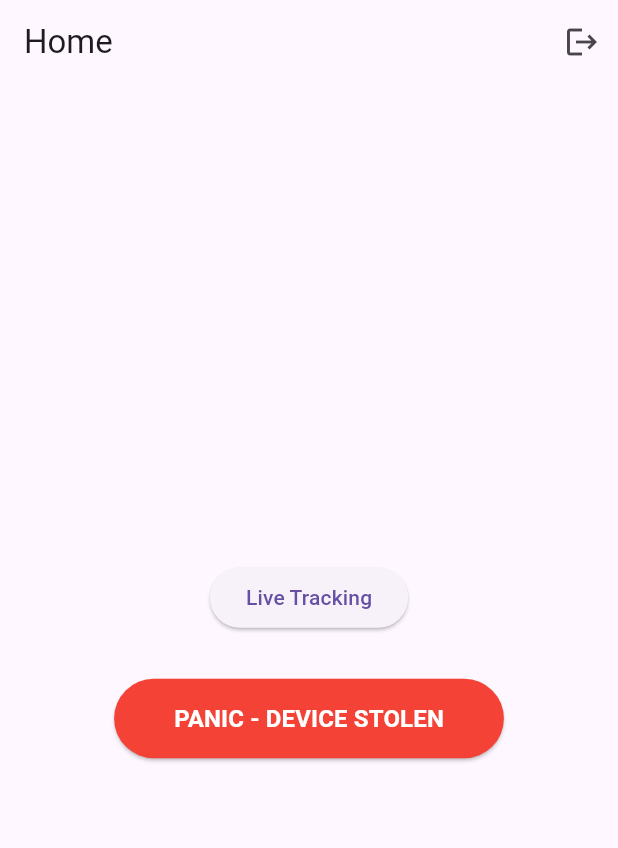
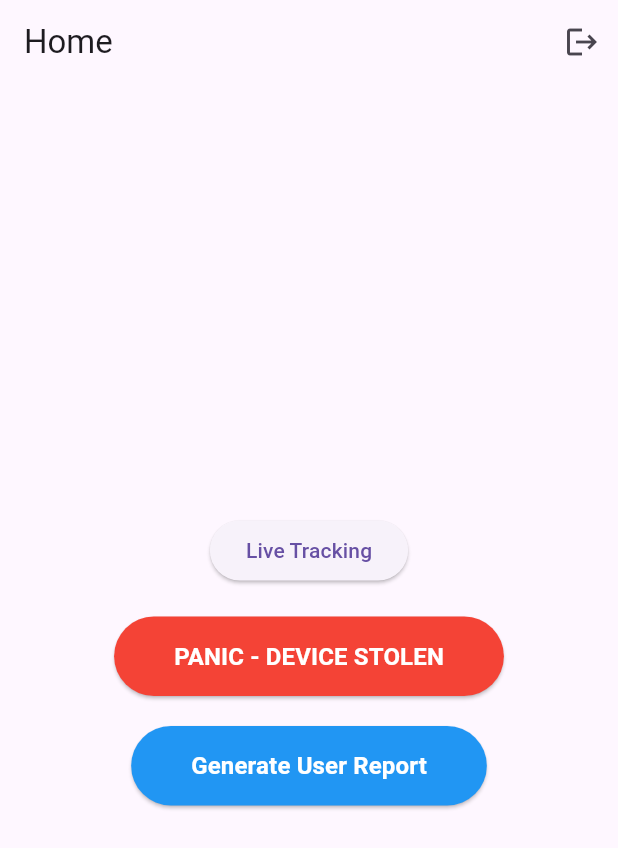
Before and after one commit to MATHUR007/Anti_Theft_App, a Flutter app: the HomeScreen screen opened directly, on a phone screen of 412 x 824 dp. Shown: the top 848 px of the screen. Run offline on Flutter 3.47's test engine with Material 3 defaults, Android fonts, the phone set to English and light mode, and no system bars; our stand-ins replace cloud_firestore, cloud_functions, connectivity_plus, firebase_auth, firebase_core, geolocator and 3 more; accounts and stored records are empty.

Commit message:
Generate report functionality done

```diff
--- a/lib/screens/home_screen.dart
+++ b/lib/screens/home_screen.dart
@@ -1,5 +1,6 @@
 import 'package:flutter/material.dart';
 import 'package:firebase_auth/firebase_auth.dart';
+import 'UserReportScreen.dart';
 import 'LiveTrackingScreen.dart';
 import 'EmergencyScreen.dart';
 
@@ -31,7 +32,7 @@ class HomeScreen extends StatelessWidget {
               },
               child: Text('Live Tracking'),
             ),
-            SizedBox(height: 30),
+            SizedBox(height: 20),
             ElevatedButton(
               onPressed: () {
                 Navigator.push(
@@ -54,6 +55,27 @@ class HomeScreen extends StatelessWidget {
                 ),
               ),
             ),
+            SizedBox(height: 20),
+            ElevatedButton(
+              onPressed: () {
+                Navigator.push(
+                  context,
+                  MaterialPageRoute(builder: (context) => UserReportScreen()),
+                );
+              },
+              style: ElevatedButton.styleFrom(
+                backgroundColor: Colors.blue,
+                padding: EdgeInsets.symmetric(horizontal: 40, vertical: 15),
+              ),
+              child: Text(
+                'Generate User Report',
+                style: TextStyle(
+                  color: Colors.white,
+                  fontSize: 16,
+                  fontWeight: FontWeight.bold,
+                ),
+              ),
+            ),
           ],
         ),
       ),
--- a/pubspec.yaml
+++ b/pubspec.yaml
@@ -23,6 +23,8 @@ dependencies:
   cloud_functions: ^4.4.0
   shared_preferences: ^2.2.0
   connectivity_plus: ^4.0.2
+  share_plus: ^7.2.1
+
 
 
 dev_dependencies:
```
Also changed, not shown: lib/screens/UserReportScreen.dart (added, +93 -0 lines), pubspec.lock, 5 other files.
